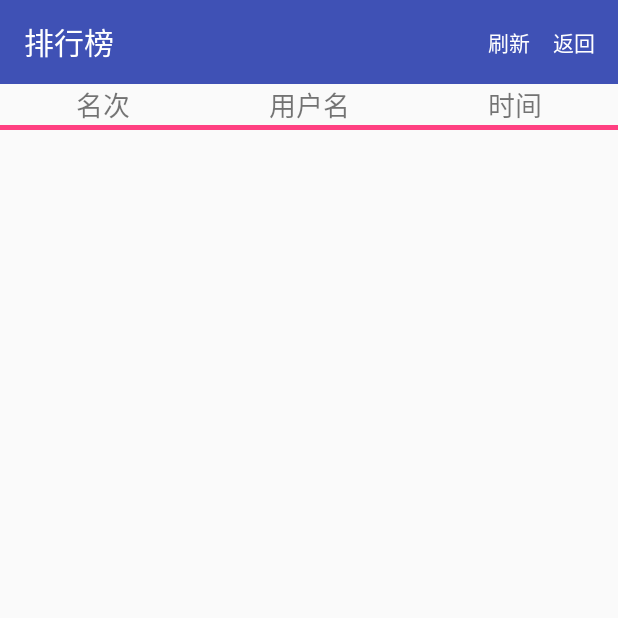
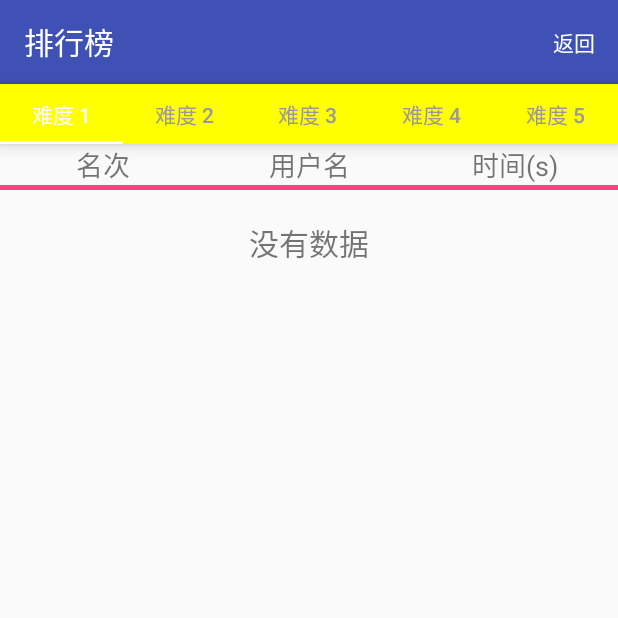
Before and after one commit to jiezaizai/Puzzle, an Android app: the LookActivity screen opened directly, with no data from a screen before it, on a phone screen of 412 x 824 dp, the top half of it. Run offline under Robolectric (Android 15) with nearby library versions, the phone set to English and light mode, and no system bars; 2 statements that could not run were skipped.

Commit message:
第三次修改
Change-Id: I6ab6ec719a8a4d648954a13d9d18e9e04ef65c97

```diff
--- a/app/src/main/java/com/example/gj/puzzle/Activity/GameActivity.java
+++ b/app/src/main/java/com/example/gj/puzzle/Activity/GameActivity.java
@@ -154,13 +154,14 @@ public class GameActivity extends BaseActivity {
                                     ContentValues contentValues = new ContentValues();
                                     contentValues.put("name", pname.getText().toString());
                                     contentValues.put("score", mTime.getText().toString());
-                                    Cursor cursor = contentResolver.query(Uri.parse("content://org.gj.providers.playerProvider/players"), new String[]{"id", "name", "score"}, "name = ?", new String[]{pname.getText().toString()}, null);
+                                    contentValues.put("difficulty",mLevel.getText().toString());
+                                    Cursor cursor = contentResolver.query(Uri.parse("content://org.gj.providers.playerProvider/players"), new String[]{"id", "name", "score","difficulty"}, "name = ? and difficulty = ?", new String[]{pname.getText().toString(),mLevel.getText().toString()}, null);
                                     if (cursor.getCount() > 0) {
                                         while (cursor.moveToNext()) {
                                             score = cursor.getInt(2);
                                         }
                                         if (Integer.parseInt(mTime.getText().toString().trim()) <= score) {
-                                            contentResolver.update(Uri.parse("content://org.gj.providers.playerProvider/players"), contentValues, "name = ?", new String[]{pname.getText().toString()});
+                                            contentResolver.update(Uri.parse("content://org.gj.providers.playerProvider/players"), contentValues, "name = ? and difficulty = ?", new String[]{pname.getText().toString(),mLevel.getText().toString()});
                                         }
                                     } else {
                                         contentResolver.insert(
--- a/app/src/main/java/com/example/gj/puzzle/Activity/LookActivity.java
+++ b/app/src/main/java/com/example/gj/puzzle/Activity/LookActivity.java
@@ -7,6 +7,10 @@ import android.database.sqlite.SQLiteDatabase;
 import android.graphics.Color;
 import android.net.Uri;
 import android.os.Bundle;
+import android.support.design.widget.TabLayout;
+import android.support.v4.content.ContextCompat;
+import android.support.v4.view.ViewCompat;
+import android.support.v4.view.ViewPager;
 import android.support.v7.widget.Toolbar;
 import android.view.View;
 import android.widget.AdapterView;
@@ -14,6 +18,7 @@ import android.widget.BaseAdapter;
 import android.widget.ListView;
 import android.widget.Toast;
 
+import com.example.gj.puzzle.Adapter.MyFragmentPagerAdapter;
 import com.example.gj.puzzle.Adapter.MySimpleAdapter;
 import com.example.gj.puzzle.R;
 import com.example.gj.puzzle.Utils.BaseActivity;
@@ -29,27 +34,28 @@ import java.util.Map;
  * Description
  */
 
-public class LookActivity extends BaseActivity{
+public class LookActivity extends BaseActivity {
     private ListView myListView;
     public SQLiteDatabase sqLiteDatabase;
     private ContentResolver contentResolver;
+    private List<String> tabIndicators;
+    private ViewPager viewPager;
+    private TabLayout tabLayout;
+    private MyFragmentPagerAdapter myFragmentPagerAdapter;
+
 
     @Override
     protected void onCreate(Bundle savedInstanceState) {
         super.onCreate(savedInstanceState);
-        setContentView(R.layout.list_view);
+        setContentView(R.layout.activity_look);
         contentResolver = this.getContentResolver();
+        viewPager= findViewById(R.id.viewPager);
+        viewPager.setOffscreenPageLimit(0);
+        tabLayout =  findViewById(R.id.tabLayout);
         Toolbar toolbar = findViewById(R.id.myToolbar);
         toolbar.setTitle(getResources().getString(R.string.list));
         toolbar.setTitleTextColor(Color.WHITE);
         this.setSupportActionBar(toolbar);
-        (toolbar.findViewById(R.id.refresh_tv)).setOnClickListener(new View.OnClickListener() {
-            @Override
-            public void onClick(View view) {
-                LookActivity.this.setAdapter();
-                Toast.makeText(LookActivity.this,getResources().getString(R.string.refresh_success),Toast.LENGTH_SHORT).show();
-            }
-        });
         (toolbar.findViewById(R.id.back_tv)).setOnClickListener(new View.OnClickListener() {
             @Override
             public void onClick(View view) {
@@ -58,38 +64,31 @@ public class LookActivity extends BaseActivity{
                 LookActivity.this.finish();
             }
         });
-        myListView = findViewById(R.id.myList);
-        this.setAdapter();
+//        myListView = findViewById(R.id.myList);
+//        this.setAdapter();
+
+//        myFragmentPagerAdapter = new MyFragmentPagerAdapter(getSupportFragmentManager());
+//        viewPager.setAdapter(myFragmentPagerAdapter);
+//        tabLayout.setupWithViewPager(viewPager);
+
+        initContent();
+        initTab();
+    }
+    private void initTab(){
+        tabLayout.setTabMode(TabLayout.MODE_FIXED);
+        tabLayout.setTabTextColors(ContextCompat.getColor(this, R.color.gray), ContextCompat.getColor(this, R.color.white));
+        tabLayout.setSelectedTabIndicatorColor(ContextCompat.getColor(this, R.color.white));
+        ViewCompat.setElevation(tabLayout, 10);
+        tabLayout.setupWithViewPager(viewPager);
     }
 
-    private void setAdapter() {
-        int id=1;
-        /**
-         * 通过provider查询出数据
-         */
-        Cursor cursor = contentResolver.query(Uri.parse("content://org.gj.providers.playerProvider/players"), new String[]{"id", "name", "score"},null,null, "score asc");
-        List<Map<String, Object>> players = new ArrayList<Map<String, Object>>();
-        while (cursor.moveToNext()) {
-            HashMap<String, Object> playerHashMap = new HashMap<String, Object>();
-            playerHashMap.put("id", id);
-            playerHashMap.put("name", cursor.getString(1));
-            playerHashMap.put("score", cursor.getString(2));
-            id++;
-            players.add(playerHashMap);
+    private void initContent(){
+        tabIndicators = new ArrayList<>();
+        for (int i = 1; i < 6; i++) {
+            tabIndicators.add("难度 " + i);
         }
-        cursor.close();
-        if (!players.isEmpty()) {
-            MySimpleAdapter mySimpleAdapter = new MySimpleAdapter(
-                    this,
-                    players,
-                    R.layout.player_list_items,
-                    new String[]{"id","name","score"},
-                    new int[]{R.id.pid,R.id.pname,R.id.pscore}
-            );
-            myListView.setAdapter(mySimpleAdapter);
-        }else{
-            Toast.makeText(LookActivity.this,getResources().getString(R.string.empty),Toast.LENGTH_SHORT).show();
+        myFragmentPagerAdapter = new MyFragmentPagerAdapter(getSupportFragmentManager());
+        viewPager.setAdapter(myFragmentPagerAdapter);
+    }
 
-        }
-    }
 }
--- /dev/null
+++ b/app/src/main/java/com/example/gj/puzzle/Adapter/MyFragmentPagerAdapter.java
@@ -0,0 +1,45 @@
+package com.example.gj.puzzle.Adapter;
+
+import android.support.v4.app.Fragment;
+import android.support.v4.app.FragmentManager;
+import android.support.v4.app.FragmentPagerAdapter;
+
+import com.example.gj.puzzle.fragment.MyFragment;
+
+import java.util.ArrayList;
+import java.util.List;
+
+/**
+ * Created by gj
+ * Created on 19-9-9
+ * Description
+ */
+
+public class MyFragmentPagerAdapter extends FragmentPagerAdapter{
+
+    private List<String> mTitles = new ArrayList<>();
+    private List<Fragment> tabFragments=new ArrayList<>();
+    public MyFragmentPagerAdapter(FragmentManager fm) {
+        super(fm);
+        for (int i = 1; i < 6; i++) {
+            mTitles.add("难度 " + i);
+            tabFragments.add(MyFragment.newInstance(i+""));
+        }
+
+    }
+
+    @Override
+    public Fragment getItem(int position) {
+        return  tabFragments.get(position);
+    }
+
+    @Override
+    public int getCount() {
+        return mTitles.size();
+    }
+
+    @Override
+    public CharSequence getPageTitle(int position) {
+        return mTitles.get(position);
+    }
+}
--- /dev/null
+++ b/app/src/main/java/com/example/gj/puzzle/fragment/MyFragment.java
@@ -0,0 +1,90 @@
+package com.example.gj.puzzle.fragment;
+
+
+import android.content.ContentResolver;
+import android.content.Context;
+import android.database.Cursor;
+import android.net.Uri;
+import android.os.Bundle;
+import android.support.v4.app.Fragment;
+import android.view.LayoutInflater;
+import android.view.View;
+import android.view.ViewGroup;
+import android.widget.ListView;
+import android.widget.TextView;
+import android.widget.Toast;
+
+import com.example.gj.puzzle.Adapter.MySimpleAdapter;
+import com.example.gj.puzzle.R;
+
+import java.util.ArrayList;
+import java.util.HashMap;
+import java.util.List;
+import java.util.Map;
+
+/**
+ * Created by gj
+ * Created on 19-9-9
+ * Description
+ */
+
+public class MyFragment extends Fragment {
+
+    private ContentResolver contentResolver;
+    ListView listView;
+
+    public static MyFragment newInstance(String text){
+        Bundle bundle = new Bundle();
+        bundle.putString("text",text);
+        MyFragment myFragment = new MyFragment();
+        myFragment.setArguments(bundle);
+        return myFragment;
+    }
+
+
+    public void onCreate(Bundle savedInstanceState){
+        super.onCreate(savedInstanceState);
+    }
+    public View onCreateView(LayoutInflater inflater, ViewGroup container, Bundle savedInstanceState){
+        View rootView = inflater.inflate(R.layout.my_fragment,container,false);
+        listView  = rootView.findViewById(R.id.myList);
+        TextView textView=rootView.findViewById(R.id.tv_if);
+        contentResolver = getActivity().getContentResolver();
+            int id = 1;
+            /**
+             * 通过provider查询出数据
+             */
+
+            Cursor cursor = contentResolver.query(Uri.parse("content://org.gj.providers.playerProvider/players"),
+                    new String[]{"id", "name", "score"}, "difficulty = ?", new String[]{getArguments().getString("text")}, "score asc");
+            List<Map<String, Object>> players = new ArrayList<Map<String, Object>>();
+            while (cursor.moveToNext()) {
+                HashMap<String, Object> playerHashMap = new HashMap<String, Object>();
+                playerHashMap.put("id", id);
+                playerHashMap.put("name", cursor.getString(1));
+                playerHashMap.put("score", cursor.getString(2));
+                id++;
+                players.add(playerHashMap);
+            }
+            cursor.close();
+            if (!players.isEmpty()) {
+                MySimpleAdapter mySimpleAdapter = new MySimpleAdapter(
+                        getActivity().getApplicationContext(),
+                        players,
+                        R.layout.player_list_items,
+                        new String[]{"id", "name", "score"},
+                        new int[]{R.id.pid, R.id.pname, R.id.pscore}
+                );
+                listView.setAdapter(mySimpleAdapter);}
+            else {
+               // Toast.makeText(getActivity().getApplicationContext(), getResources().getString(R.string.empty), Toast.LENGTH_SHORT).show();
+                textView.setText(getResources().getString(R.string.empty));
+
+            }
+
+
+        return rootView;
+    }
+
+
+}
--- a/app/src/main/java/com/example/gj/puzzle/ui/GamePintuLayout.java
+++ b/app/src/main/java/com/example/gj/puzzle/ui/GamePintuLayout.java
@@ -387,7 +387,6 @@ public class GamePintuLayout extends RelativeLayout implements View.OnClickListe
         lp1.topMargin = mFirst.getTop() - mPadding;
         firstImage.setLayoutParams(lp1);
         mAnimLayout.addView(firstImage);
-
         String secondTag = (String) mSecond.getTag();
         ImageView secondImage = new ImageView(getContext());
         final Bitmap secondBitmap = mItemsBitmaps.get(
--- /dev/null
+++ b/app/src/main/res/layout/activity_look.xml
@@ -0,0 +1,40 @@
+<?xml version="1.0" encoding="utf-8" ?>
+<LinearLayout xmlns:android="http://schemas.android.com/apk/res/android"
+    xmlns:app="http://schemas.android.com/apk/res-auto"
+    android:id="@+id/list_view"
+    android:layout_width="match_parent"
+    android:layout_height="match_parent"
+    android:orientation="vertical">
+
+    <android.support.v7.widget.Toolbar
+        android:id="@+id/myToolbar"
+        android:layout_width="match_parent"
+        android:layout_height="wrap_content"
+        android:background="@color/colorPrimary">
+
+        <TextView
+            android:id="@+id/back_tv"
+            android:layout_width="wrap_content"
+            android:layout_height="wrap_content"
+            android:layout_gravity="right"
+            android:layout_marginRight="@dimen/dp_15"
+            android:text="@string/back"
+            android:textColor="@android:color/white" />
+
+    </android.support.v7.widget.Toolbar>
+
+    <android.support.design.widget.TabLayout
+        android:id="@+id/tabLayout"
+        android:layout_width="match_parent"
+        android:layout_height="40dp"
+        android:background="#ffff00"/>
+        <!--app:tabMode="fixed"-->
+        <!--app:tabSelectedTextColor="#11ff00"-->
+        <!--app:tabTextColor="@android:color/black"/>-->
+
+    <android.support.v4.view.ViewPager
+        android:id="@+id/viewPager"
+        android:layout_width="match_parent"
+        android:layout_height="match_parent"
+         />
+</LinearLayout>
--- a/app/src/main/res/layout/list_view.xml
+++ b/app/src/main/res/layout/my_fragment.xml
@@ -1,35 +1,11 @@
-<?xml version="1.0" encoding="utf-8" ?>
+<?xml version="1.0" encoding="utf-8"?>
 <LinearLayout xmlns:android="http://schemas.android.com/apk/res/android"
     android:id="@+id/list_view"
     android:layout_width="match_parent"
     android:layout_height="match_parent"
     android:orientation="vertical">
 
-    <android.support.v7.widget.Toolbar
-        android:id="@+id/myToolbar"
-        android:layout_width="match_parent"
-        android:layout_height="wrap_content"
-        android:background="@color/colorPrimary">
-
-        <TextView
-            android:id="@+id/back_tv"
-            android:layout_width="wrap_content"
-            android:layout_height="wrap_content"
-            android:layout_gravity="right"
-            android:layout_marginRight="@dimen/dp_15"
-            android:text="@string/back"
-            android:textColor="@android:color/white" />
-        <TextView
-            android:id="@+id/refresh_tv"
-            android:layout_width="wrap_content"
-            android:layout_height="wrap_content"
-            android:layout_gravity="right"
-            android:layout_marginRight="@dimen/dp_15"
-            android:text="@string/refresh"
-            android:textColor="@android:color/white" />
-    </android.support.v7.widget.Toolbar>
-
-    <TableLayout
+    <TableLayout xmlns:android="http://schemas.android.com/apk/res/android"
         android:layout_width="match_parent"
         android:layout_height="wrap_content"
         android:orientation="horizontal">
@@ -69,9 +45,16 @@
         android:background="@color/colorAccent">
 
     </View>
-
     <ListView
         android:id="@+id/myList"
         android:layout_width="match_parent"
         android:layout_height="wrap_content" />
+    <TextView
+        android:id="@+id/tv_if"
+        android:layout_width="match_parent"
+        android:layout_height="wrap_content"
+        android:layout_marginTop="@dimen/dp_20"
+        android:textAlignment="center"
+        android:textSize="@dimen/sp_20"
+        />
 </LinearLayout>
--- a/app/src/main/res/values/colors.xml
+++ b/app/src/main/res/values/colors.xml
@@ -4,4 +4,5 @@
     <color name="colorPrimaryDark">#303F9F</color>
     <color name="colorAccent">#FF4081</color>
     <color name="white">#ffffff</color>
+    <color name="gray">#999</color>
 </resources>
--- a/app/src/main/res/values/strings.xml
+++ b/app/src/main/res/values/strings.xml
@@ -14,7 +14,7 @@
     <string name="back">返回</string>
     <string name="rank">名次</string>
     <string name="user_name">用户名</string>
-    <string name="score">时间</string>
+    <string name="score">时间(s)</string>
     <string name="list">排行榜</string>
     <string name="refresh_success">刷新成功</string>
     <string name="empty">没有数据</string>
```
Also changed, not shown: app/build.gradle (+6 -5 lines), 2 other files.
